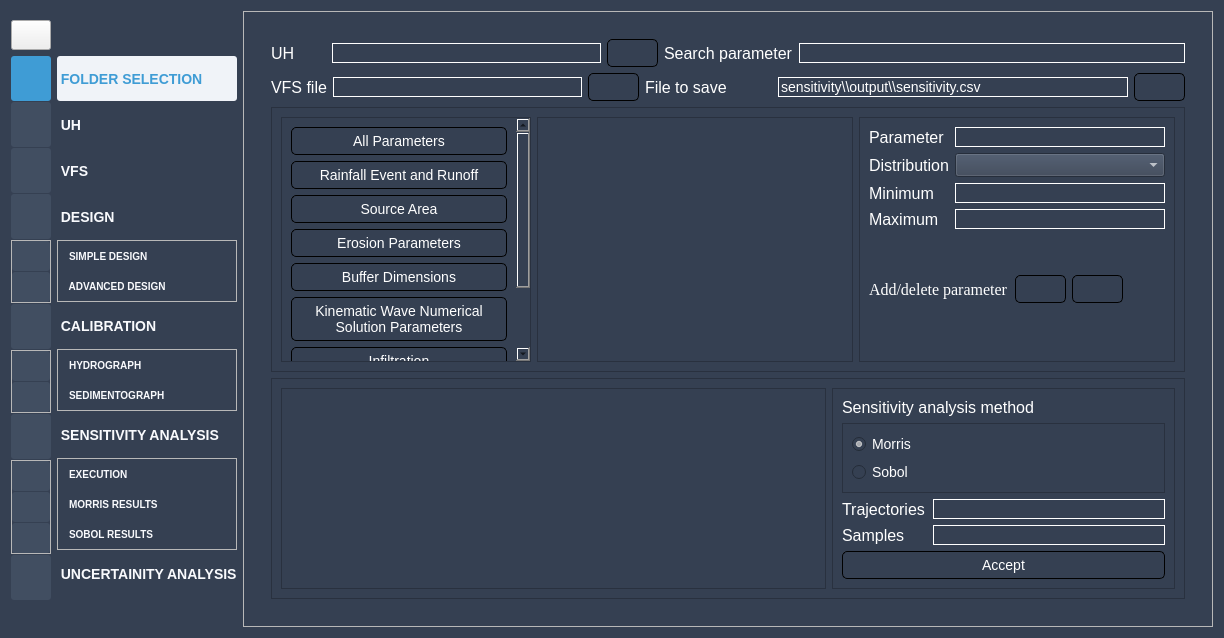
Qt form ui/Qvfsmod_dialog_base.ui (Inigobarbe/VFSMOD-GUI) before a commit.
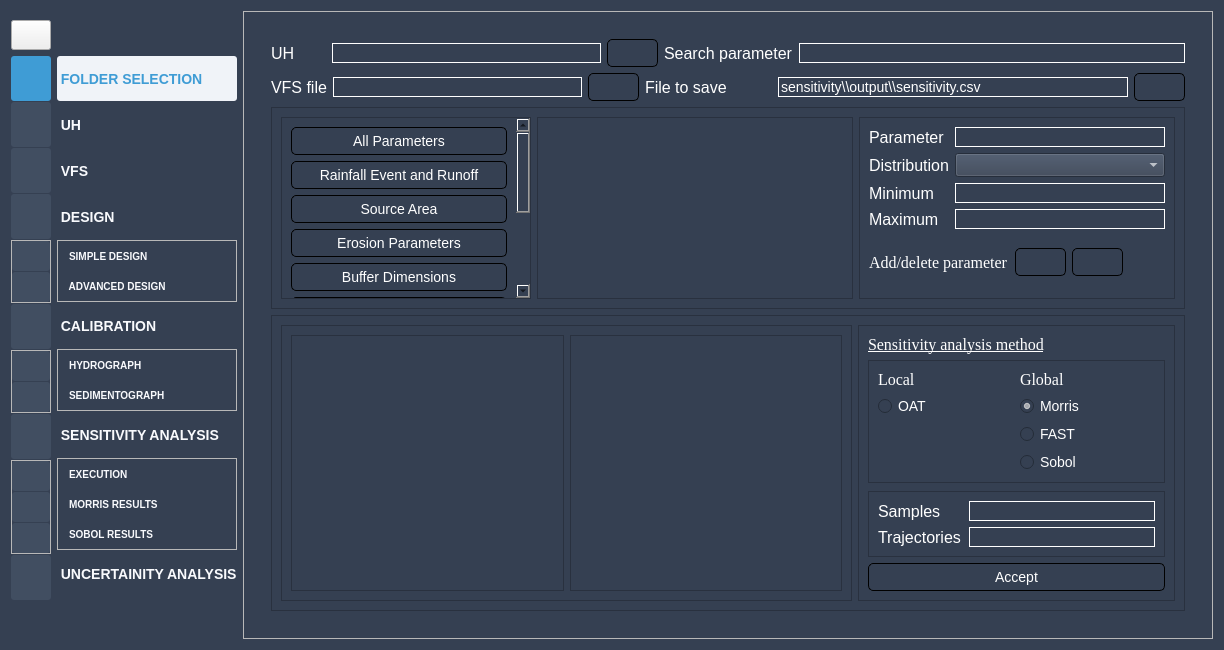
The same form after that commit. The open tabs and pages were chosen to show the change. Icons and pictures are not drawn.

Patch:
```diff
--- a/ui/Qvfsmod_dialog_base.ui
+++ b/ui/Qvfsmod_dialog_base.ui
@@ -7,7 +7,7 @@
     <x>0</x>
     <y>0</y>
     <width>1224</width>
-    <height>638</height>
+    <height>650</height>
    </rect>
   </property>
   <property name="windowTitle">
@@ -5950,7 +5950,7 @@
                <x>0</x>
                <y>0</y>
                <width>899</width>
-               <height>582</height>
+               <height>594</height>
               </rect>
              </property>
              <layout class="QGridLayout" name="gridLayout_22">
@@ -5962,72 +5962,138 @@
                 <property name="frameShadow">
                  <enum>QFrame::Raised</enum>
                 </property>
-                <layout class="QGridLayout" name="gridLayout_21">
+                <layout class="QGridLayout" name="gridLayout_37">
                  <item row="0" column="0">
-                  <widget class="QTableWidget" name="table">
+                  <widget class="QFrame" name="frame_21">
                    <property name="minimumSize">
                     <size>
-                     <width>545</width>
+                     <width>538</width>
                      <height>0</height>
                     </size>
                    </property>
+                   <property name="frameShape">
+                    <enum>QFrame::StyledPanel</enum>
+                   </property>
+                   <property name="frameShadow">
+                    <enum>QFrame::Raised</enum>
+                   </property>
+                   <layout class="QGridLayout" name="gridLayout_21">
+                    <item row="0" column="0">
+                     <widget class="QTableWidget" name="table">
+                      <property name="minimumSize">
+                       <size>
+                        <width>0</width>
+                        <height>0</height>
+                       </size>
+                      </property>
+                     </widget>
+                    </item>
+                    <item row="0" column="1">
+                     <widget class="QTableWidget" name="table_oat">
+                      <property name="maximumSize">
+                       <size>
+                        <width>16777215</width>
+                        <height>16777215</height>
+                       </size>
+                      </property>
+                     </widget>
+                    </item>
+                   </layout>
                   </widget>
                  </item>
                  <item row="0" column="1">
                   <widget class="QFrame" name="frame_59">
+                   <property name="minimumSize">
+                    <size>
+                     <width>310</width>
+                     <height>276</height>
+                    </size>
+                   </property>
+                   <property name="maximumSize">
+                    <size>
+                     <width>317</width>
+                     <height>16777215</height>
+                    </size>
+                   </property>
                    <property name="frameShape">
                     <enum>QFrame::StyledPanel</enum>
                    </property>
                    <property name="frameShadow">
                     <enum>QFrame::Raised</enum>
                    </property>
-                   <layout class="QGridLayout" name="gridLayout_84">
-                    <item row="2" column="0">
-                     <layout class="QHBoxLayout" name="horizontalLayout_122">
-                      <item>
-                       <widget class="QLabel" name="label_125">
-                        <property name="minimumSize">
-                         <size>
-                          <width>85</width>
-                          <height>0</height>
-                         </size>
-                        </property>
-                        <property name="text">
-                         <string>Trajectories</string>
-                        </property>
-                       </widget>
-                      </item>
-                      <item>
-                       <widget class="QLineEdit" name="trajectories"/>
-                      </item>
-                     </layout>
+                   <layout class="QGridLayout" name="gridLayout_36">
+                    <item row="4" column="0">
+                     <widget class="QPushButton" name="accept">
+                      <property name="text">
+                       <string>Accept</string>
+                      </property>
+                     </widget>
                     </item>
                     <item row="0" column="0">
                      <widget class="QLabel" name="label_126">
+                      <property name="font">
+                       <font>
+                        <family>Georgia</family>
+                        <pointsize>-1</pointsize>
+                        <underline>true</underline>
+                       </font>
+                      </property>
                       <property name="text">
                        <string>Sensitivity analysis method</string>
                       </property>
                      </widget>
                     </item>
                     <item row="3" column="0">
-                     <layout class="QHBoxLayout" name="horizontalLayout_123">
-                      <item>
-                       <widget class="QLabel" name="label_127">
-                        <property name="minimumSize">
-                         <size>
-                          <width>85</width>
-                          <height>0</height>
-                         </size>
-                        </property>
-                        <property name="text">
-                         <string>Samples</string>
-                        </property>
-                       </widget>
-                      </item>
-                      <item>
-                       <widget class="QLineEdit" name="samples"/>
-                      </item>
-                     </layout>
+                     <widget class="QFrame" name="frame_12">
+                      <property name="frameShape">
+                       <enum>QFrame::StyledPanel</enum>
+                      </property>
+                      <property name="frameShadow">
+                       <enum>QFrame::Raised</enum>
+                      </property>
+                      <layout class="QGridLayout" name="gridLayout_35">
+                       <item row="1" column="0">
+                        <layout class="QHBoxLayout" name="horizontalLayout_122">
+                         <item>
+                          <widget class="QLabel" name="label_125">
+                           <property name="minimumSize">
+                            <size>
+                             <width>85</width>
+                             <height>0</height>
+                            </size>
+                           </property>
+                           <property name="text">
+                            <string>Trajectories</string>
+                           </property>
+                          </widget>
+                         </item>
+                         <item>
+                          <widget class="QLineEdit" name="trajectories"/>
+                         </item>
+                        </layout>
+                       </item>
+                       <item row="0" column="0">
+                        <layout class="QHBoxLayout" name="horizontalLayout_123">
+                         <item>
+                          <widget class="QLabel" name="label_127">
+                           <property name="minimumSize">
+                            <size>
+                             <width>85</width>
+                             <height>0</height>
+                            </size>
+                           </property>
+                           <property name="text">
+                            <string>Samples</string>
+                           </property>
+                          </widget>
+                         </item>
+                         <item>
+                          <widget class="QLineEdit" name="samples"/>
+                         </item>
+                        </layout>
+                       </item>
+                      </layout>
+                     </widget>
                     </item>
                     <item row="1" column="0">
                      <widget class="QFrame" name="frame_60">
@@ -6038,32 +6104,86 @@
                        <enum>QFrame::Raised</enum>
                       </property>
                       <layout class="QGridLayout" name="gridLayout_85">
-                       <item row="0" column="0">
-                        <widget class="QRadioButton" name="morris">
-                         <property name="text">
-                          <string>Morris</string>
-                         </property>
-                         <property name="checked">
-                          <bool>true</bool>
-                         </property>
-                        </widget>
-                       </item>
-                       <item row="1" column="0">
+                       <item row="3" column="1">
                         <widget class="QRadioButton" name="sobol">
                          <property name="text">
                           <string>Sobol</string>
                          </property>
                         </widget>
                        </item>
+                       <item row="2" column="1">
+                        <widget class="QRadioButton" name="fast">
+                         <property name="text">
+                          <string>FAST</string>
+                         </property>
+                        </widget>
+                       </item>
+                       <item row="1" column="0">
+                        <widget class="QRadioButton" name="oat">
+                         <property name="text">
+                          <string>OAT</string>
+                         </property>
+                         <property name="checked">
+                          <bool>false</bool>
+                         </property>
+                        </widget>
+                       </item>
+                       <item row="1" column="1">
+                        <widget class="QRadioButton" name="morris">
+                         <property name="text">
+                          <string>Morris</string>
+                         </property>
+                         <property name="checkable">
+                          <bool>true</bool>
+                         </property>
+                         <property name="checked">
+                          <bool>true</bool>
+                         </property>
+                        </widget>
+                       </item>
+                       <item row="0" column="1">
+                        <widget class="QLabel" name="label_67">
+                         <property name="font">
+                          <font>
+                           <family>Georgia</family>
+                           <pointsize>-1</pointsize>
+                           <underline>false</underline>
+                          </font>
+                         </property>
+                         <property name="text">
+                          <string>Global</string>
+                         </property>
+                        </widget>
+                       </item>
+                       <item row="0" column="0">
+                        <widget class="QLabel" name="label_66">
+                         <property name="font">
+                          <font>
+                           <family>Georgia</family>
+                           <pointsize>-1</pointsize>
+                           <underline>false</underline>
+                          </font>
+                         </property>
+                         <property name="text">
+                          <string>Local</string>
+                         </property>
+                        </widget>
+                       </item>
                       </layout>
                      </widget>
                     </item>
-                    <item row="4" column="0">
-                     <widget class="QPushButton" name="accept">
-                      <property name="text">
-                       <string>Accept</string>
+                    <item row="2" column="0">
+                     <spacer name="verticalSpacer_11">
+                      <property name="orientation">
+                       <enum>Qt::Vertical</enum>
                       </property>
-                     </widget>
+                      <property name="sizeHint" stdset="0">
+                       <size>
+                        <width>20</width>
+                        <height>40</height>
+                       </size>
+                      </property>
+                     </spacer>
                     </item>
                    </layout>
                   </widget>
@@ -6420,7 +6540,7 @@
                       <x>0</x>
                       <y>0</y>
                       <width>290</width>
-                      <height>233</height>
+                      <height>174</height>
                      </rect>
                     </property>
                     <layout class="QGridLayout" name="gridLayout_79">
```
Left out of the diff: 142 changed lines with no effect on the pictures.
